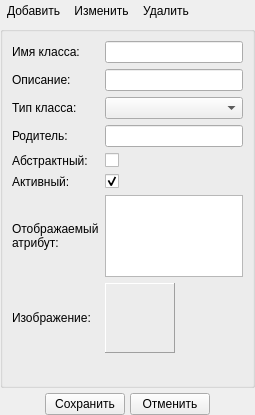
Old version of the form src/plugins/modeleride/classwidget.ui in the repository rdnvndr/raindrop.
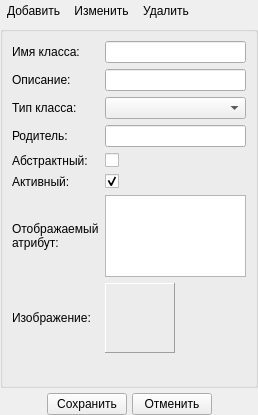
New version of the form. Icons and pictures are not drawn. Custom widgets are drawn as their Qt base class.

Patch:
```diff
--- a/src/plugins/modeleride/classwidget.ui
+++ b/src/plugins/modeleride/classwidget.ui
@@ -6,7 +6,7 @@
    <rect>
     <x>0</x>
     <y>0</y>
-    <width>255</width>
+    <width>258</width>
     <height>415</height>
    </rect>
   </property>
```
Left out of the diff: 28 changed lines with no effect on the pictures.
